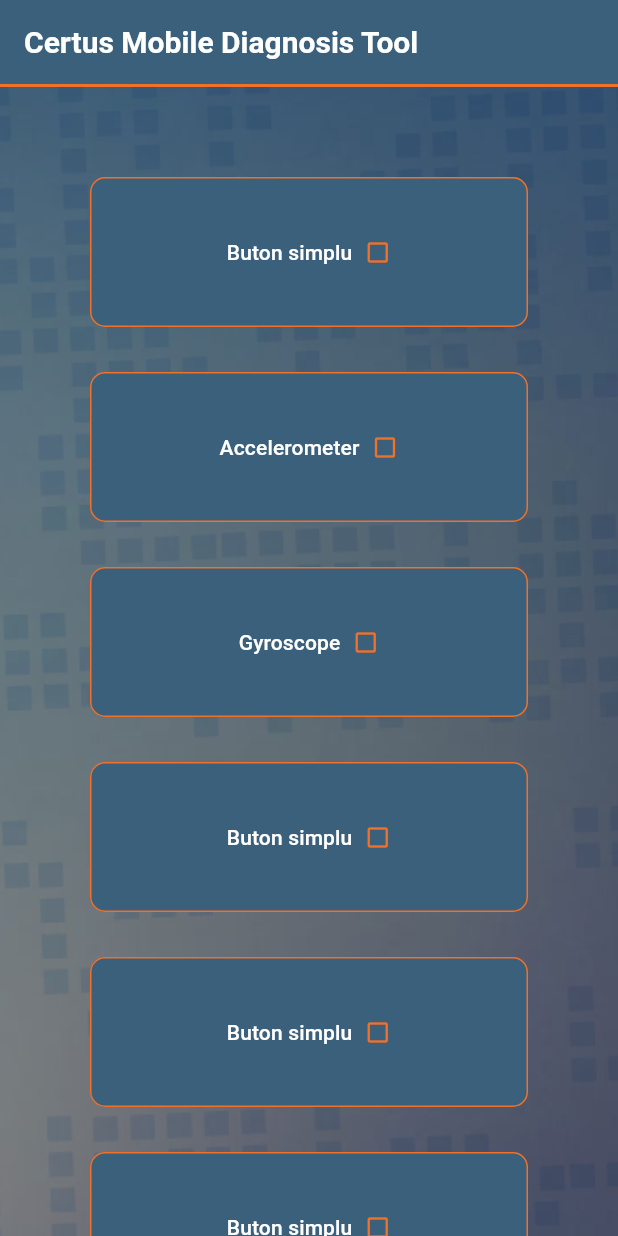
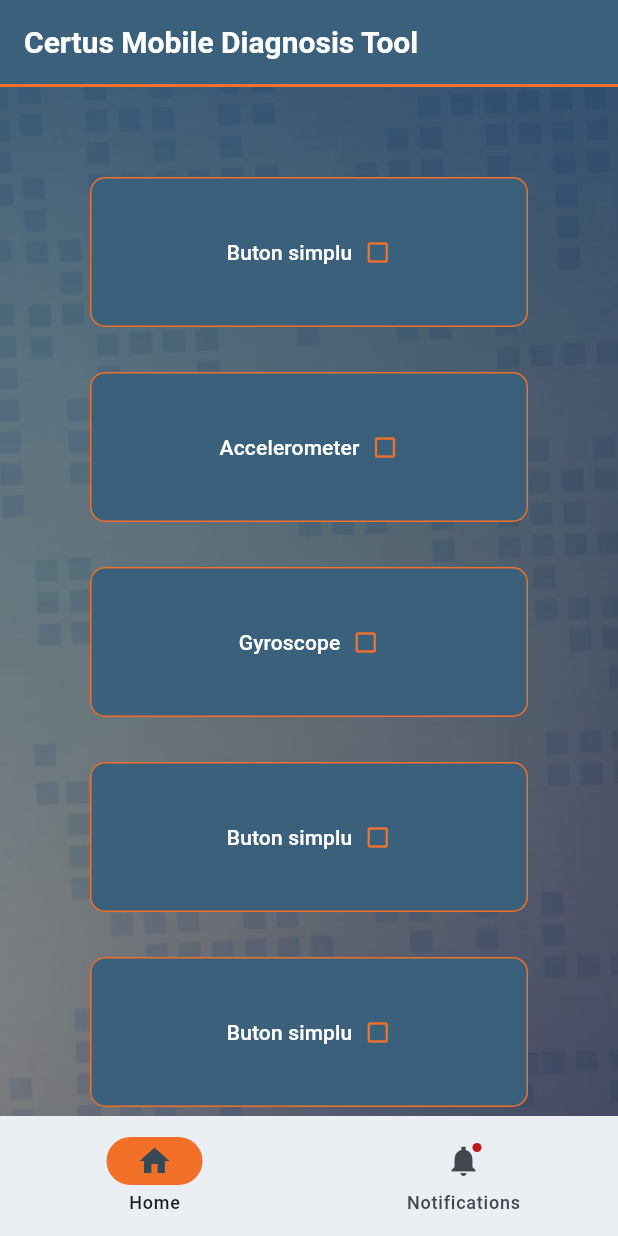
Before and after one commit to robeery/diagnosticare, a Flutter app: the screen it shows after launch, on a phone screen of 412 x 824 dp. Run offline on Flutter 3.47's test engine with Material 3 defaults, Android fonts, the phone set to English and light mode, and no system bars; our stand-ins replace sensors_plus, shared_preferences; missing offline and left inert: enum_to_string.

Commit message:
functional navbar prototype implemented

```diff
--- a/lib/main.dart
+++ b/lib/main.dart
@@ -44,27 +44,7 @@ class MyHomePage extends StatefulWidget {
 }
 
 class _MyHomePageState extends State<MyHomePage> {
-  final ValueNotifier<bool> isBusyNotifier = ValueNotifier(false);
-
-  late final List<Widget> testButtons;
-
-  @override
-  void initState() {
-    super.initState();
-    testButtons = [
-      SimpleTestButton(isBusyNotifier: isBusyNotifier),
-      AccelerometerTestButton(isBusyNotifier: isBusyNotifier),
-      GyroscopeButton(isBusyNotifier: isBusyNotifier),
-      SimpleTestButton(isBusyNotifier: isBusyNotifier),
-      SimpleTestButton(isBusyNotifier: isBusyNotifier),
-      SimpleTestButton(isBusyNotifier: isBusyNotifier),
-      SimpleTestButton(isBusyNotifier: isBusyNotifier),
-      SimpleTestButton(isBusyNotifier: isBusyNotifier),
-      SimpleTestButton(isBusyNotifier: isBusyNotifier),
-      GyroscopeButton(isBusyNotifier: isBusyNotifier),
-    ];
-  }
-
+  var selectedIndex = 0;
   @override
   Widget build(BuildContext context) {
     //final ValueNotifier<bool> isBusyNotifier = ValueNotifier(false);
@@ -86,6 +66,16 @@ class _MyHomePageState extends State<MyHomePage> {
       GyroscopeButton(isBusyNotifier: isBusyNotifier),
     ];
     */
+
+    Widget page;
+    switch (selectedIndex) {
+      case 0:
+        page = MainPage(title: 'Certus');
+      //break;
+
+      default:
+        throw UnimplementedError('no widget for $selectedIndex');
+    }
     return LayoutBuilder(
       builder: (context, constraints) {
         return Scaffold(
@@ -103,60 +93,28 @@ class _MyHomePageState extends State<MyHomePage> {
               ),
             ),
           ),
-          body: Stack(
-            children: [
-              // Background image
-              Positioned.fill(
-                child: Image.asset(
-                  'images/background_aplicatie.png', // Replace with your image path
-                  fit: BoxFit.cover,
-                ),
+          bottomNavigationBar: NavigationBar(
+            destinations: [
+              NavigationDestination(
+                selectedIcon: Icon(Icons.home),
+                icon: Icon(Icons.home_outlined),
+                label: 'Home',
               ),
-              RawScrollbar(
-                //to be optimized
-                //hints: ListView.separated, ListView builder
-                thumbColor: AppTheme.appBarBottomBorderColor,
-                radius: Radius.circular(10),
-                // trackColor: const Color.fromARGB(255, 54, 244, 168),
-                // trackBorderColor: Colors.amber,
-                // trackVisibility: true,
-                child: ListView.separated(
-                  key: Key("1"),
-                  primary: true,
-                  padding: const EdgeInsets.all(60),
-                  itemCount: testButtons.length,
-                  itemBuilder: (context, index) {
-                    /*
-                return RepaintBoundary(
-                  child: KeyedSubtree(
-                    key: Key(index.toString()),
-                    child: testButtonsBuilders[index],
-                  ),
-                );
-                */
-                    return RepaintBoundary(child: testButtons[index]);
-                  },
-                  separatorBuilder: (context, index) =>
-                      const SizedBox(height: 30),
-                ),
-              ),
-              ValueListenableBuilder<bool>(
-                valueListenable: isBusyNotifier,
-                builder: (context, isBusy, _) {
-                  return isBusy
-                      ? Align(
-                          alignment: Alignment.bottomRight,
-                          child: Padding(
-                            padding: const EdgeInsets.all(11),
-                            child: CircularProgressIndicator(
-                              color: AppTheme.appBarBottomBorderColor,
-                            ),
-                          ),
-                        )
-                      : const SizedBox.shrink();
-                },
+              NavigationDestination(
+                icon: Badge(child: Icon(Icons.notifications_sharp)),
+                label: 'Notifications',
               ),
             ],
+            onDestinationSelected: (int index) {
+              setState(() {
+                selectedIndex = index;
+              });
+            },
+            indicatorColor: AppTheme.appBarBottomBorderColor,
+          ),
+
+          body: Column(
+            children: [Expanded(child: Container(child: page))],
           ),
         );
       },
@@ -203,17 +161,7 @@ class MainPageState extends State<MainPage> {
           backgroundColor: Theme.of(
             context,
           ).colorScheme.primary, //Color.fromARGB(255, 246, 246, 246),
-          appBar: AppBar(
-            backgroundColor: AppTheme.seedColor,
-            title: Text(widget.title, style: TextStyle(color: Colors.white)),
-            bottom: PreferredSize(
-              preferredSize: Size.fromHeight(2),
-              child: Container(
-                color: AppTheme.appBarBottomBorderColor,
-                height: 2,
-              ),
-            ),
-          ),
+
           body: Stack(
             children: [
               // Background image
```
